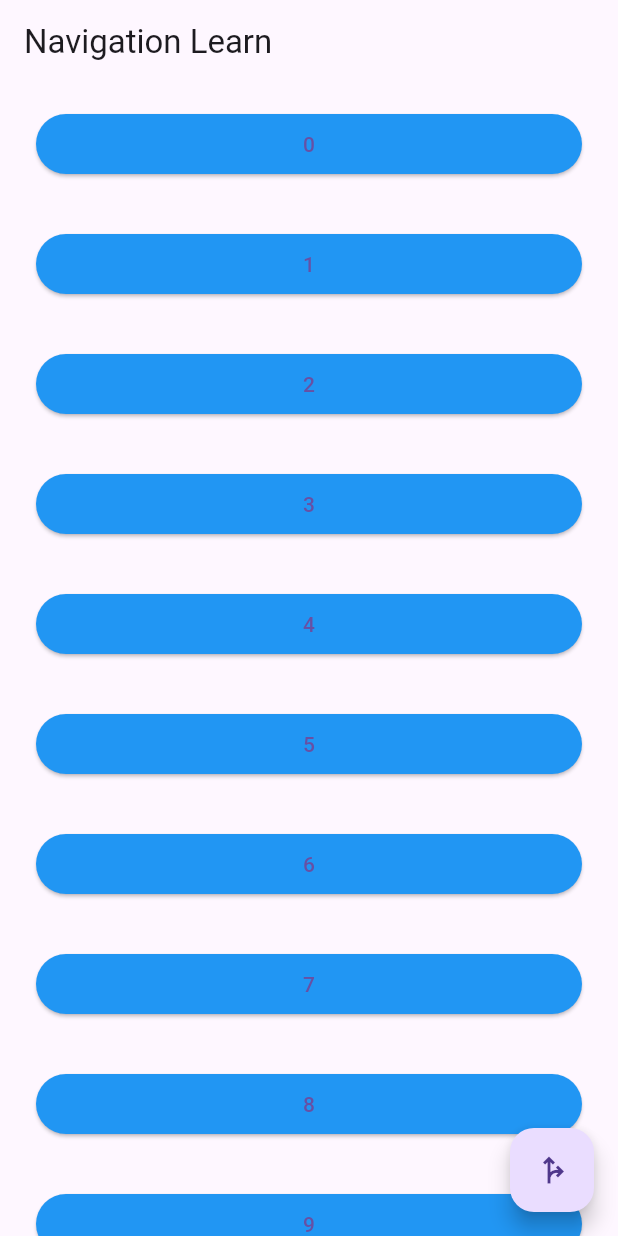
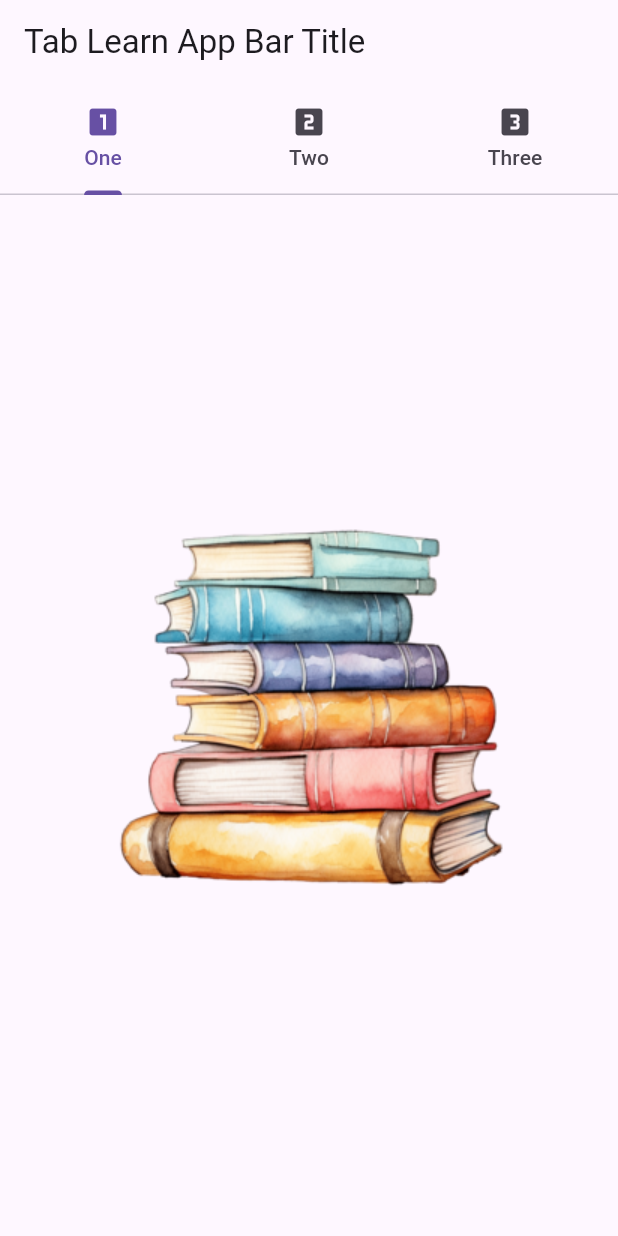
Before and after one commit to muameh/Flutter101, a Flutter app: the screen it shows after launch, on a phone screen of 412 x 824 dp. Run offline on Flutter 3.47's test engine with Material 3 defaults, Android fonts, the phone set to English and light mode, and no system bars; our stand-ins replace fluttertoast.

Commit message:
Start to tabBar

```diff
--- /dev/null
+++ b/lib/101/tab_learn.dart
@@ -0,0 +1,51 @@
+import 'package:flutter/material.dart';
+
+class TabLearn extends StatefulWidget {
+  const TabLearn({super.key});
+
+  @override
+  State<TabLearn> createState() => _TabLearnState();
+}
+
+class _TabLearnState extends State<TabLearn> {
+  @override
+  Widget build(BuildContext context) {
+    return DefaultTabController(
+      length: 3,
+      child: Scaffold(
+        appBar: AppBar(
+          title: const Text("Tab Learn App Bar Title"),
+          bottom: const TabBar(
+            tabs: [
+              Tab(
+                text: "One",
+                icon: Icon(Icons.looks_one),
+              ),
+              Tab(
+                text: "Two",
+                icon: Icon(Icons.looks_two),
+              ),
+              Tab(
+                text: "Three",
+                icon: Icon(Icons.looks_3),
+              ),
+            ],
+          ),
+        ),
+        body: const TabBarView(
+          children: [
+            Image(
+                image: AssetImage(
+                    "assets/images/pngtree-watercolor-library-book-clip-art-png-image_10285452.png")),
+            Image(
+                image: AssetImage(
+                    "assets/images/pngtree-watercolor-library-book-clip-art-png-image_10285452.png")),
+            Image(
+                image: AssetImage(
+                    "assets/images/pngtree-watercolor-library-book-clip-art-png-image_10285452.png")),
+          ],
+        ),
+      ),
+    );
+  }
+}
--- a/lib/main.dart
+++ b/lib/main.dart
@@ -1,5 +1,6 @@
 import 'package:flutter/material.dart';
 import 'package:serbest_calisma/101/navigation_learn.dart';
+import 'package:serbest_calisma/101/tab_learn.dart';
 
 void main() {
   runApp(const MyApp());
@@ -14,6 +15,6 @@ class MyApp extends StatelessWidget {
     return const MaterialApp(
         title: 'Flutter Demo',
         debugShowCheckedModeBanner: false,
-        home: NavigationLearn());
+        home: TabLearn());
   }
 }
```
